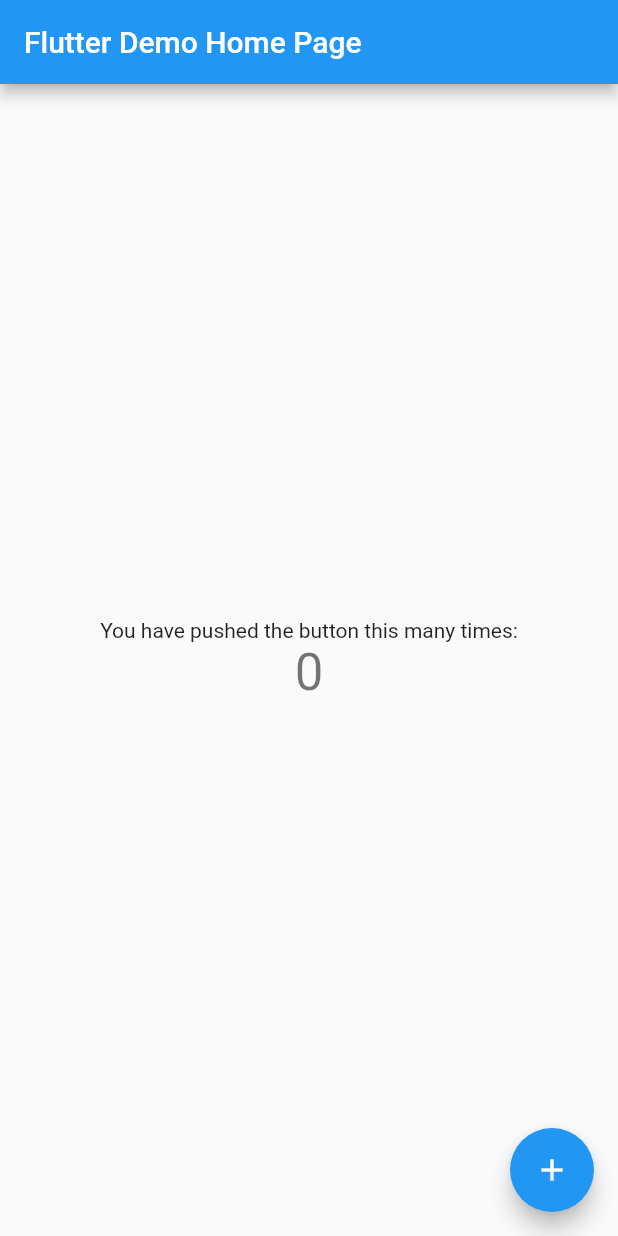
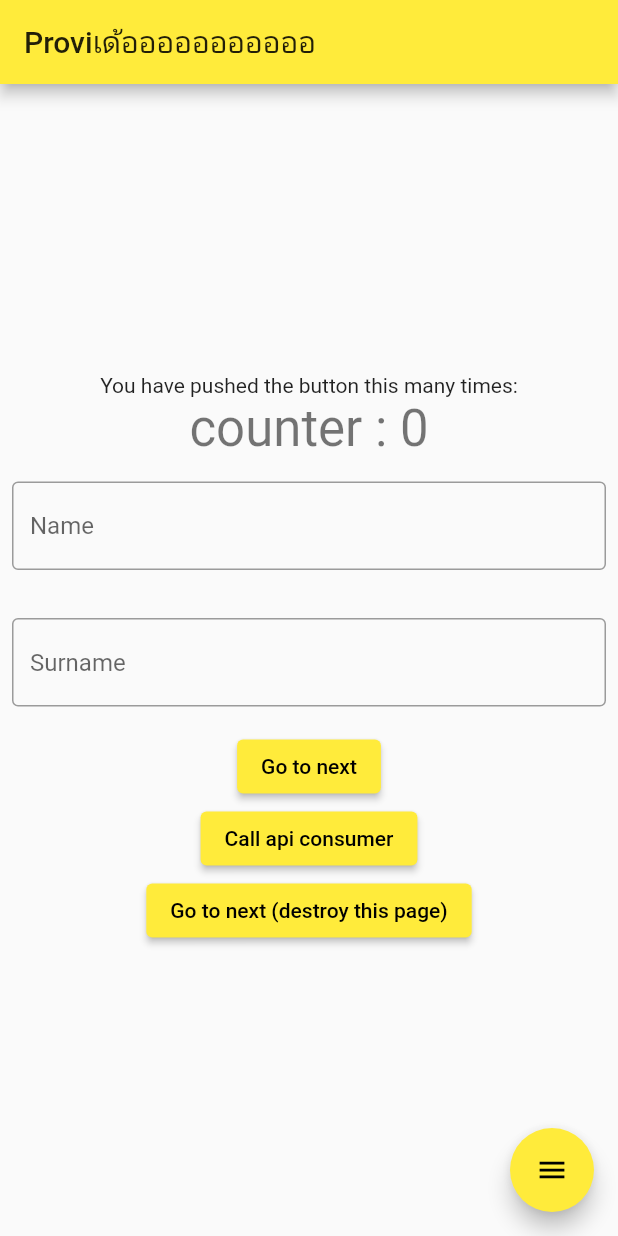
Before and after one commit to chakorngiattichaidamrong/FlutterProvider, a Flutter app: the screen it shows after launch, on a phone screen of 412 x 824 dp. Run offline on Flutter 3.47's test engine with Material 2 defaults, Android fonts, the phone set to English and light mode, and no system bars; drawn by our look-alikes of flutter_speed_dial.

```diff
--- a/lib/blank_page.dart
+++ b/lib/blank_page.dart
@@ -2,7 +2,6 @@ import 'package:flutter/material.dart';
 import 'package:provider/provider.dart';
 import 'package:provider_counter/state.dart';
 
-// coverage:ignore-start
 class BlankPage extends StatelessWidget {
   @override
   Widget build(BuildContext context) {
--- a/lib/main.dart
+++ b/lib/main.dart
@@ -3,48 +3,38 @@
 // found in the LICENSE file.
 
 import 'package:flutter/material.dart';
+import 'package:flutter_speed_dial/flutter_speed_dial.dart';
 import 'package:provider/provider.dart';
+import 'package:provider_counter/state.dart';
+import 'package:provider_counter/theme.dart';
+
+import 'blank_page.dart';
 
 void main() {
-  runApp(
-    // Provide the model to all widgets within the app. We're using
-    // ChangeNotifierProvider because that's a simple way to rebuild
-    // widgets when a model changes. We could also just use
-    // Provider, but then we would have to listen to Counter ourselves.
-    //
-    // Read Provider's docs to learn about all the available providers.
-    ChangeNotifierProvider(
-      // Initialize the model in the builder. That way, Provider
-      // can own Counter's lifecycle, making sure to call `dispose`
-      // when not needed anymore.
-      create: (context) => Counter(),
-      child: MyApp(),
-    ),
-  );
-}
-
-/// Simplest possible model, with just one field.
-///
-/// [ChangeNotifier] is a class in `flutter:foundation`. [Counter] does
-/// _not_ depend on Provider.
-class Counter with ChangeNotifier {
-  int value = 0;
-
-  void increment() {
-    value += 1;
-    notifyListeners();
-  }
+  Provider.debugCheckInvalidValueType = null;
+  runApp(MyApp());
 }
 
 class MyApp extends StatelessWidget {
   @override
   Widget build(BuildContext context) {
-    return MaterialApp(
-      title: 'Flutter Demo',
-      theme: ThemeData(
-        primarySwatch: Colors.blue,
+    return MultiProvider(
+      providers: [
+        ChangeNotifierProvider(create: (context) => CounterProvider()),
+        Provider(create: (context) => PersonalModel('', '')),
+        Provider(create: (context) => Api()),
+        ProxyProvider<Api, SomeModel>(
+            update: (context, api, somemodel) => SomeModel(api))
+      ],
+      child: MaterialApp(
+        title: 'Provider Demo',
+        theme: appTheme,
+        initialRoute: '/',
+        routes: {
+          '/': (context) => MyHomePage(),
+          '/blank': (context) => BlankPage(),
+        },
       ),
-      home: MyHomePage(),
     );
   }
 }
@@ -54,50 +44,140 @@ class MyHomePage extends StatelessWidget {
   Widget build(BuildContext context) {
     return Scaffold(
       appBar: AppBar(
-        title: Text('Flutter Demo Home Page'),
+        title: Text('Proviเด้อออออออออออ'),
       ),
       body: Center(
         child: Column(
           mainAxisAlignment: MainAxisAlignment.center,
           children: <Widget>[
             Text('You have pushed the button this many times:'),
-            // Consumer looks for an ancestor Provider widget
-            // and retrieves its model (Counter, in this case).
-            // Then it uses that model to build widgets, and will trigger
-            // rebuilds if the model is updated.
-            Consumer<Counter>(
+            Consumer<CounterProvider>(
               builder: (context, counter, child) => Text(
-                '${counter.value}',
+                'counter : ${counter.value}',
                 style: Theme.of(context).textTheme.headline4,
               ),
+            ),
+            MyCustomForm(),
+            ElevatedButton(
+              onPressed: () {
+                Navigator.pushNamed(context, '/blank');
+              },
+              child: Text('Go to next'),
+            ),
+            Consumer<SomeModel>(
+              builder: (context, model, child) => ElevatedButton(
+                onPressed: () {
+                  final snackBar = SnackBar(
+                    content: Text('with comsumer : ${model.api.callApi}'),
+                  );
+                  ScaffoldMessenger.of(context).showSnackBar(snackBar);
+                },
+                child: Text('Call api consumer'),
+              ),
+            ),
+            ElevatedButton(
+              onPressed: () {
+                Navigator.of(context)
+                    .pushNamedAndRemoveUntil('/blank', (route) => false);
+              },
+              child: Text('Go to next (destroy this page)'),
             ),
           ],
         ),
       ),
-      floatingActionButton: FloatingActionButton(
-        onPressed: () {
-          // You can access your providers anywhere you have access
-          // to the context. One way is to use Provider.of<Counter>(context).
-          //
-          // The provider package also defines extension methods on context
-          // itself. You can call context.watch<Counter>() in a build method
-          // of any widget to access the current state of Counter, and to ask
-          // Flutter to rebuild your widget anytime Counter changes.
-          //
-          // You can't use context.watch() outside build methods, because that
-          // often leads to subtle bugs. Instead, you should use
-          // context.read<Counter>(), which gets the current state
-          // but doesn't ask Flutter for future rebuilds.
-          //
-          // Since we're in a callback that will be called whenever the user
-          // taps the FloatingActionButton, we are not in the build method here.
-          // We should use context.read().
-          var counter = context.read<Counter>();
-          counter.increment();
-        },
-        tooltip: 'Increment',
-        child: Icon(Icons.add),
+      floatingActionButton: CustomSpeedDial(
+        Key('custom-speed-dial'),
       ),
     );
   }
 }
+
+class CustomSpeedDial extends StatefulWidget {
+  CustomSpeedDial(Key key) : super(key: key);
+
+  @override
+  _CustomSpeedDialState createState() => _CustomSpeedDialState();
+}
+
+class _CustomSpeedDialState extends State<CustomSpeedDial> {
+  @override
+  Widget build(BuildContext context) {
+    return SpeedDial(
+      animatedIcon: AnimatedIcons.menu_close,
+      animatedIconTheme: IconThemeData(size: 22),
+      backgroundColor: Colors.yellow,
+      visible: true,
+      curve: Curves.bounceIn,
+      children: [
+        // FAB 1
+        SpeedDialChild(
+            child: Icon(Icons.add),
+            backgroundColor: Colors.yellow,
+            onTap: () {
+              context.read<CounterProvider>().increment();
+            },
+            label: 'Add',
+            labelStyle: TextStyle(
+                fontWeight: FontWeight.w500,
+                color: Colors.black,
+                fontSize: 16.0),
+            labelBackgroundColor: Colors.yellow),
+        // FAB 2
+        SpeedDialChild(
+            child: Icon(Icons.remove),
+            backgroundColor: Colors.yellow,
+            onTap: () {
+              context.read<CounterProvider>().clear();
+            },
+            label: 'Clear',
+            labelStyle: TextStyle(
+                fontWeight: FontWeight.w500,
+                color: Colors.black,
+                fontSize: 16.0),
+            labelBackgroundColor: Colors.yellow)
+      ],
+    );
+  }
+}
+
+class MyCustomForm extends StatefulWidget {
+  @override
+  MyCustomFormState createState() {
+    return MyCustomFormState();
+  }
+}
+
+class MyCustomFormState extends State<MyCustomForm> {
+  @override
+  Widget build(BuildContext context) {
+    return Column(
+      crossAxisAlignment: CrossAxisAlignment.start,
+      children: <Widget>[
+        Padding(
+          padding: EdgeInsets.symmetric(horizontal: 8, vertical: 16),
+          child: TextField(
+            decoration: InputDecoration(
+              border: OutlineInputBorder(),
+              hintText: 'Name',
+            ),
+            onChanged: (text) {
+              Provider.of<PersonalModel>(context, listen: false).name = text;
+            },
+          ),
+        ),
+        Padding(
+          padding: EdgeInsets.symmetric(horizontal: 8, vertical: 16),
+          child: TextField(
+            decoration: InputDecoration(
+              border: OutlineInputBorder(),
+              hintText: 'Surname',
+            ),
+            onChanged: (text) {
+              context.read<PersonalModel>().surname = text;
+            },
+          ),
+        ),
+      ],
+    );
+  }
+}
--- a/pubspec.yaml
+++ b/pubspec.yaml
@@ -12,6 +12,7 @@ dependencies:
     sdk: flutter
 
   provider: ^5.0.0-nullsafety.5
+  flutter_speed_dial: ^3.0.5
   cupertino_icons: ^1.0.2
 
 dev_dependencies:
```
Also changed, not shown: pubspec.lock.
